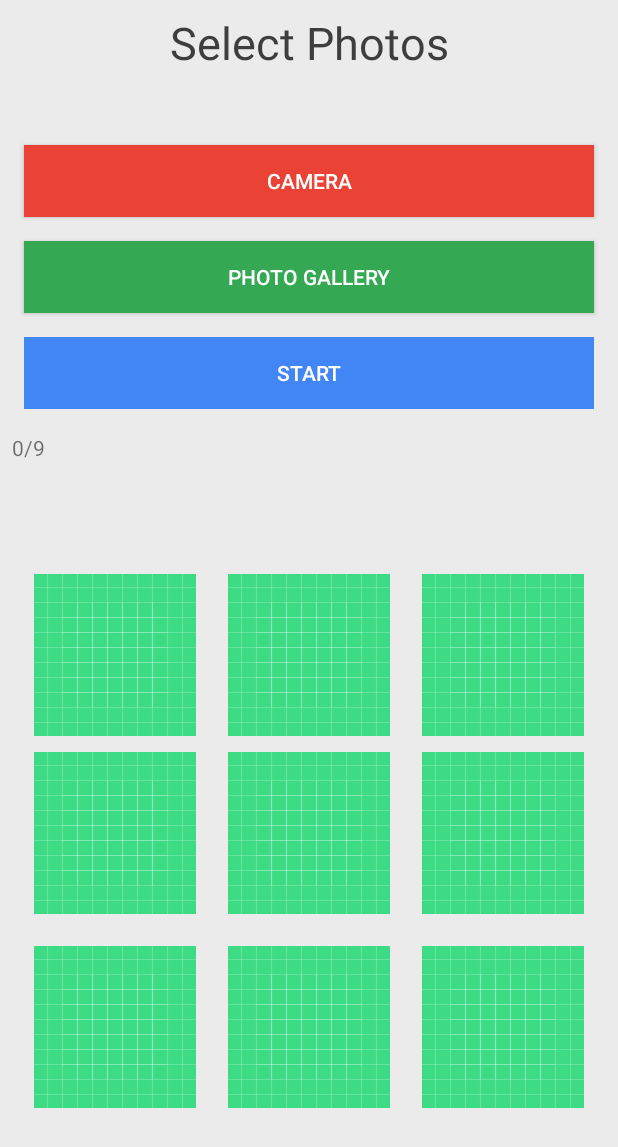
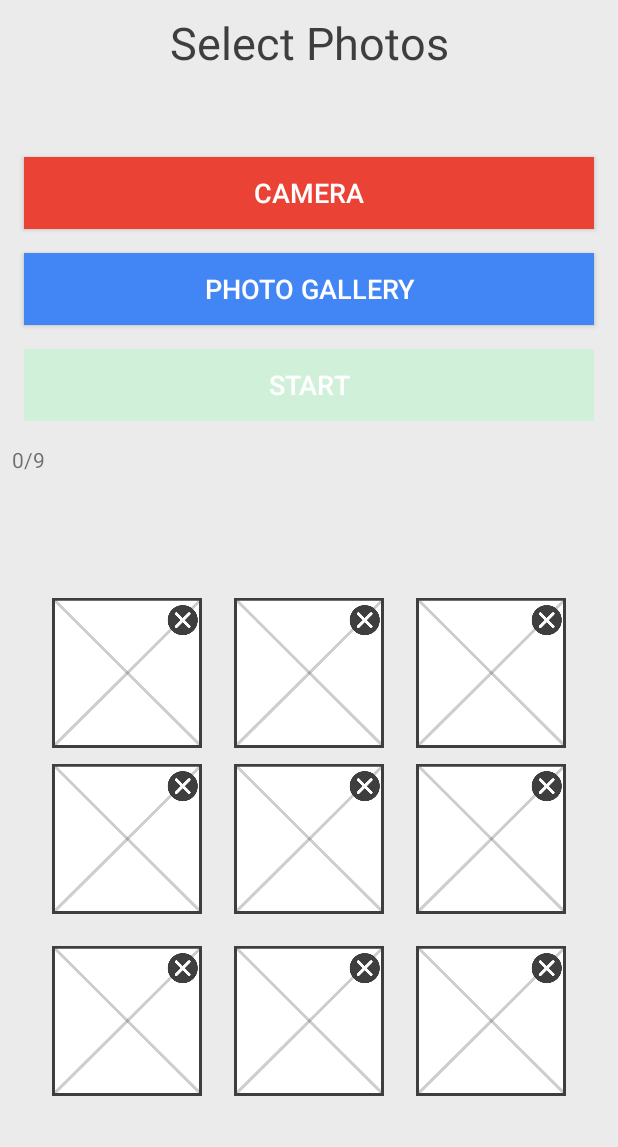
Before and after one commit to adamhemeon/Project-SCRAPBook, an Android app: the PhotoActivity screen opened directly, with no data from a screen before it, on a phone screen of 412 x 824 dp. Shown: the top 1147 px of the screen. Run offline under Robolectric (Android 15) with nearby library versions, the light colour scheme and no system bars.

Commit message:
adds custom button selector to change enabled and disabled state colors

```diff
--- /dev/null
+++ b/SCRAPBook/app/src/main/res/drawable-v24/my_button_blue_background_selector.xml
@@ -0,0 +1,8 @@
+<?xml version="1.0" encoding="utf-8"?>
+<selector xmlns:android="http://schemas.android.com/apk/res/android">
+    <!-- Retrieved from: https://mobikul.com/changing-color-button-not-enabled/ -->
+    <!-- Color when the row is selected -->
+    <item android:state_enabled="true" android:drawable="@color/blue" />
+    <!-- Standard background color -->
+    <item android:drawable="@color/blue_disabled" />
+</selector>
--- /dev/null
+++ b/SCRAPBook/app/src/main/res/drawable-v24/my_button_green_background_selector.xml
@@ -0,0 +1,8 @@
+<?xml version="1.0" encoding="utf-8"?>
+<selector xmlns:android="http://schemas.android.com/apk/res/android">
+    <!-- Retrieved from: https://mobikul.com/changing-color-button-not-enabled/ -->
+    <!-- Color when the row is selected -->
+    <item android:state_enabled="true" android:drawable="@color/green" />
+    <!-- Standard background color -->
+    <item android:drawable="@color/green_disabled" />
+</selector>
--- /dev/null
+++ b/SCRAPBook/app/src/main/res/drawable-v24/my_button_red_background_selector.xml
@@ -0,0 +1,8 @@
+<?xml version="1.0" encoding="utf-8"?>
+<selector xmlns:android="http://schemas.android.com/apk/res/android">
+    <!-- Retrieved from: https://mobikul.com/changing-color-button-not-enabled/ -->
+    <!-- Color when the row is selected -->
+    <item android:state_enabled="true" android:drawable="@color/red" />
+    <!-- Standard background color -->
+    <item android:drawable="@color/red_disabled" />
+</selector>
--- a/SCRAPBook/app/src/main/res/layout/activity_photo.xml
+++ b/SCRAPBook/app/src/main/res/layout/activity_photo.xml
@@ -40,27 +40,30 @@
             android:layout_width="match_parent"
             android:layout_height="wrap_content"
             android:layout_margin="8dp"
-            android:background="@color/red"
+            android:background="@drawable/my_button_red_background_selector"
             android:text="@string/btnCamera"
-            android:textColor="@color/white" />
+            android:textColor="@color/white"
+            android:textSize="18sp"/>
 
         <Button
             android:id="@+id/btnGallery"
             android:layout_width="match_parent"
             android:layout_height="wrap_content"
             android:layout_margin="8dp"
-            android:background="@color/green"
+            android:background="@drawable/my_button_blue_background_selector"
             android:text="@string/btnGallery"
-            android:textColor="@color/white" />
+            android:textColor="@color/white"
+            android:textSize="18sp"/>
 
         <Button
             android:id="@+id/btnStart"
             android:layout_width="match_parent"
             android:layout_height="wrap_content"
             android:layout_margin="8dp"
-            android:background="@color/blue"
+            android:background="@drawable/my_button_green_background_selector"
             android:text="@string/btnStart"
-            android:textColor="@color/white" />
+            android:textColor="@color/white"
+            android:textSize="18sp"/>
 
     </LinearLayout>
 
@@ -97,27 +100,39 @@
 
             <ImageView
                 android:id="@+id/imageViewPhoto1"
+                android:adjustViewBounds="true"
                 android:layout_width="wrap_content"
                 android:layout_height="wrap_content"
+                android:scaleType="centerInside"
+                android:minHeight="100dp"
+                android:maxHeight="100dp"
                 android:layout_margin="5dp"
                 android:contentDescription="@string/imageViewPlayerPhoto"
-                android:src="@drawable/ic_launcher_background" />
+                android:src="@drawable/blank_image"/>
 
             <ImageView
                 android:id="@+id/imageViewPhoto2"
+                android:adjustViewBounds="true"
                 android:layout_width="wrap_content"
                 android:layout_height="wrap_content"
+                android:scaleType="centerInside"
+                android:minHeight="100dp"
+                android:maxHeight="100dp"
                 android:layout_margin="5dp"
                 android:contentDescription="@string/imageViewPlayerPhoto"
-                android:src="@drawable/ic_launcher_background" />
+                android:src="@drawable/blank_image"/>
 
             <ImageView
                 android:id="@+id/imageViewPhoto3"
+                android:adjustViewBounds="true"
                 android:layout_width="wrap_content"
                 android:layout_height="wrap_content"
+                android:scaleType="centerInside"
+                android:minHeight="100dp"
+                android:maxHeight="100dp"
                 android:layout_margin="5dp"
                 android:contentDescription="@string/imageViewPlayerPhoto"
-                android:src="@drawable/ic_launcher_background" />
+                android:src="@drawable/blank_image"/>
         </TableRow>
 
         <TableRow
@@ -127,27 +142,39 @@
 
             <ImageView
                 android:id="@+id/imageViewPhoto4"
+                android:adjustViewBounds="true"
                 android:layout_width="wrap_content"
                 android:layout_height="wrap_content"
+                android:scaleType="centerInside"
+                android:minHeight="100dp"
+                android:maxHeight="100dp"
                 android:layout_margin="5dp"
                 android:contentDescription="@string/imageViewPlayerPhoto"
-                android:src="@drawable/ic_launcher_background" />
+                android:src="@drawable/blank_image"/>
 
             <ImageView
                 android:id="@+id/imageViewPhoto5"
+                android:adjustViewBounds="true"
                 android:layout_width="wrap_content"
                 android:layout_height="wrap_content"
+                android:scaleType="centerInside"
+                android:minHeight="100dp"
+                android:maxHeight="100dp"
                 android:layout_margin="5dp"
                 android:contentDescription="@string/imageViewPlayerPhoto"
-                android:src="@drawable/ic_launcher_background" />
+                android:src="@drawable/blank_image"/>
 
             <ImageView
                 android:id="@+id/imageViewPhoto6"
+                android:adjustViewBounds="true"
                 android:layout_width="wrap_content"
                 android:layout_height="wrap_content"
+                android:scaleType="centerInside"
+                android:minHeight="100dp"
+                android:maxHeight="100dp"
                 android:layout_margin="5dp"
                 android:contentDescription="@string/imageViewPlayerPhoto"
-                android:src="@drawable/ic_launcher_background" />
+                android:src="@drawable/blank_image"/>
         </TableRow>
 
         <TableRow
@@ -157,27 +184,39 @@
 
             <ImageView
                 android:id="@+id/imageViewPhoto7"
+                android:adjustViewBounds="true"
                 android:layout_width="wrap_content"
                 android:layout_height="wrap_content"
+                android:scaleType="centerInside"
+                android:minHeight="100dp"
+                android:maxHeight="100dp"
                 android:layout_margin="5dp"
                 android:contentDescription="@string/imageViewPlayerPhoto"
-                android:src="@drawable/ic_launcher_background" />
+                android:src="@drawable/blank_image"/>
 
             <ImageView
                 android:id="@+id/imageViewPhoto8"
+                android:adjustViewBounds="true"
                 android:layout_width="wrap_content"
                 android:layout_height="wrap_content"
+                android:scaleType="centerInside"
+                android:minHeight="100dp"
+                android:maxHeight="100dp"
                 android:layout_margin="16dp"
                 android:contentDescription="@string/imageViewPlayerPhoto"
-                android:src="@drawable/ic_launcher_background" />
+                android:src="@drawable/blank_image"/>
 
             <ImageView
                 android:id="@+id/imageViewPhoto9"
+                android:adjustViewBounds="true"
                 android:layout_width="wrap_content"
                 android:layout_height="wrap_content"
+                android:scaleType="centerInside"
+                android:minHeight="100dp"
+                android:maxHeight="100dp"
                 android:layout_margin="5dp"
                 android:contentDescription="@string/imageViewPlayerPhoto"
-                android:src="@drawable/ic_launcher_background" />
+                android:src="@drawable/blank_image"/>
         </TableRow>
 
     </TableLayout>
--- a/SCRAPBook/app/src/main/res/layout/activity_score.xml
+++ b/SCRAPBook/app/src/main/res/layout/activity_score.xml
@@ -54,7 +54,7 @@
         android:background="@color/purple"
         android:text="@string/btnPlayAgain"
         android:textColor="@color/white"
-        android:textSize="20sp"
+        android:textSize="18sp"
         app:layout_constraintBottom_toBottomOf="parent"
         app:layout_constraintEnd_toEndOf="parent"
         app:layout_constraintStart_toStartOf="parent"
--- a/SCRAPBook/app/src/main/res/layout/activity_title.xml
+++ b/SCRAPBook/app/src/main/res/layout/activity_title.xml
@@ -32,9 +32,10 @@
         android:layout_marginTop="8dp"
         android:layout_marginEnd="16dp"
         android:layout_marginBottom="8dp"
-        android:background="@color/red"
+        android:background="@drawable/my_button_red_background_selector"
         android:text="@string/btnPlayVsAI"
         android:textColor="@color/white"
+        android:textSize="18sp"
         app:layout_constraintBottom_toTopOf="@+id/btnPlayOnline"
         app:layout_constraintEnd_toEndOf="parent"
         app:layout_constraintStart_toStartOf="parent"
@@ -48,10 +49,11 @@
         android:layout_marginTop="8dp"
         android:layout_marginEnd="16dp"
         android:layout_marginBottom="8dp"
-        android:background="@color/green"
+        android:background="@drawable/my_button_blue_background_selector"
         android:enabled="false"
         android:text="@string/btnPlayOnline"
         android:textColor="@color/white"
+        android:textSize="18sp"
         app:layout_constraintBottom_toTopOf="@+id/btnSettings"
         app:layout_constraintEnd_toEndOf="parent"
         app:layout_constraintStart_toStartOf="parent"
@@ -65,9 +67,10 @@
         android:layout_marginTop="8dp"
         android:layout_marginEnd="16dp"
         android:layout_marginBottom="16dp"
-        android:background="@color/blue"
+        android:background="@drawable/my_button_green_background_selector"
         android:text="@string/btnSettings"
         android:textColor="@color/white"
+        android:textSize="18sp"
         app:layout_constraintBottom_toBottomOf="parent"
         app:layout_constraintEnd_toEndOf="parent"
         app:layout_constraintStart_toStartOf="parent"
--- a/SCRAPBook/app/src/main/res/values/colors.xml
+++ b/SCRAPBook/app/src/main/res/values/colors.xml
@@ -6,8 +6,11 @@
     <color name="colorAccent">#EBEBEB</color>
 
     <color name="red">#EA4335</color>
+    <color name="red_disabled">#F9CCC8</color>
     <color name="blue">#4285F4</color>
+    <color name="blue_disabled">#C5DAFC</color>
     <color name="green">#34A853</color>
+    <color name="green_disabled">#D1F0DA</color>
     <color name="purple">#995AA0</color>
     <color name="orange">#EA9500</color>
     <color name="yellow">#FFED2C</color>
```
Also changed, not shown: SCRAPBook/app/src/main/res/drawable/blank_image.PNG (added).
